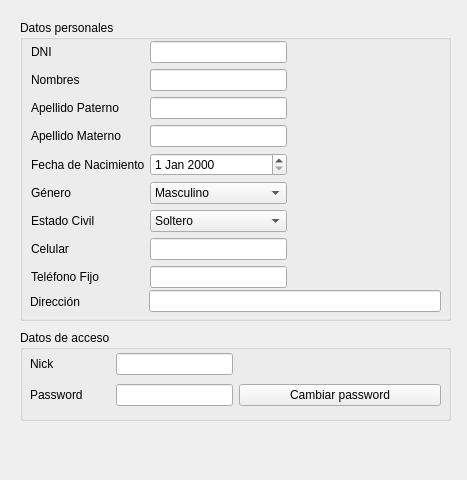
Qt form ManagerM/ui_edit_personalinformation.ui (janfranco27/TheProyect) before a commit.
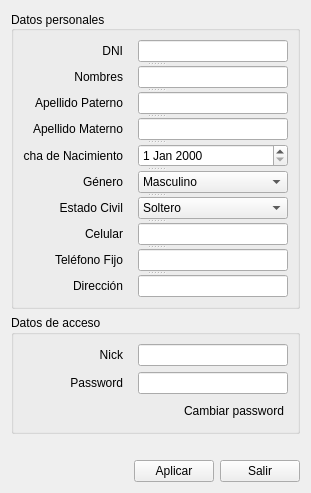
The same form after that commit. Icons and pictures are not drawn.

```diff
--- a/ManagerM/ui_edit_personalinformation.ui
+++ b/ManagerM/ui_edit_personalinformation.ui
@@ -6,253 +6,90 @@
    <rect>
     <x>0</x>
     <y>0</y>
-    <width>467</width>
-    <height>480</height>
+    <width>305</width>
+    <height>466</height>
    </rect>
   </property>
+  <property name="font">
+   <font>
+    <family>Segoe UI</family>
+   </font>
+  </property>
   <property name="windowTitle">
    <string>Información Personal</string>
   </property>
-  <widget class="QPushButton" name="pushButton_save">
-   <property name="geometry">
-    <rect>
-     <x>369</x>
-     <y>440</y>
-     <width>35</width>
-     <height>31</height>
-    </rect>
-   </property>
-   <property name="toolTip">
-    <string>Guardar</string>
-   </property>
-   <property name="text">
-    <string/>
-   </property>
-   <property name="icon">
+  <property name="windowIcon">
     <iconset resource="Icons.qrc">
-     <normaloff>:/Iconos/Iconos/save.png</normaloff>:/Iconos/Iconos/save.png</iconset>
-   </property>
-   <property name="iconSize">
-    <size>
-     <width>23</width>
-     <height>23</height>
-    </size>
-   </property>
-   <property name="shortcut">
-    <string/>
-   </property>
-   <property name="default">
-    <bool>false</bool>
-   </property>
-   <property name="flat">
-    <bool>true</bool>
-   </property>
-  </widget>
-  <widget class="QPushButton" name="pushButton_cancel">
-   <property name="geometry">
-    <rect>
-     <x>410</x>
-     <y>440</y>
-     <width>35</width>
-     <height>31</height>
-    </rect>
-   </property>
-   <property name="toolTip">
-    <string>Cancelar</string>
-   </property>
-   <property name="text">
-    <string/>
-   </property>
-   <property name="icon">
-    <iconset resource="Icons.qrc">
-     <normaloff>:/Iconos/Iconos/trash.png</normaloff>:/Iconos/Iconos/trash.png</iconset>
-   </property>
-   <property name="iconSize">
-    <size>
-     <width>23</width>
-     <height>23</height>
-    </size>
-   </property>
-   <property name="flat">
-    <bool>true</bool>
-   </property>
-  </widget>
-  <widget class="QGroupBox" name="groupBox">
-   <property name="geometry">
-    <rect>
-     <x>20</x>
-     <y>330</y>
-     <width>431</width>
-     <height>91</height>
-    </rect>
-   </property>
-   <property name="title">
-    <string>Datos de acceso</string>
-   </property>
-   <widget class="QWidget" name="layoutWidget">
-    <property name="geometry">
-     <rect>
-      <x>10</x>
-      <y>20</y>
-      <width>411</width>
-      <height>61</height>
-     </rect>
-    </property>
-    <layout class="QGridLayout" name="gridLayout">
+    <normaloff>:/Iconos/Iconos/Personal.png</normaloff>:/Iconos/Iconos/Personal.png</iconset>
+  </property>
+  <layout class="QGridLayout" name="gridLayout_3">
      <item row="0" column="0">
-      <layout class="QHBoxLayout" name="horizontalLayout_2">
-       <item>
-        <widget class="QLabel" name="label_6">
-         <property name="minimumSize">
-          <size>
-           <width>80</width>
-           <height>0</height>
-          </size>
-         </property>
-         <property name="text">
-          <string>Nick</string>
-         </property>
-        </widget>
-       </item>
-       <item>
-        <widget class="QLineEdit" name="lineEdit_nick1">
-         <property name="minimumSize">
-          <size>
-           <width>90</width>
-           <height>0</height>
-          </size>
-         </property>
-        </widget>
-       </item>
-      </layout>
-     </item>
-     <item row="1" column="0">
-      <layout class="QHBoxLayout" name="horizontalLayout">
-       <item>
-        <widget class="QLabel" name="label_8">
-         <property name="minimumSize">
-          <size>
-           <width>80</width>
-           <height>0</height>
-          </size>
-         </property>
-         <property name="text">
-          <string>Password</string>
-         </property>
-        </widget>
-       </item>
-       <item>
-        <widget class="QLineEdit" name="lineEdit_pass1">
-         <property name="minimumSize">
-          <size>
-           <width>90</width>
-           <height>0</height>
-          </size>
-         </property>
-        </widget>
-       </item>
-      </layout>
-     </item>
-     <item row="1" column="1">
-      <widget class="QPushButton" name="pushButton_change">
-       <property name="text">
-        <string>Cambiar password</string>
-       </property>
-      </widget>
-     </item>
-     <item row="0" column="1">
-      <spacer name="horizontalSpacer">
-       <property name="orientation">
-        <enum>Qt::Horizontal</enum>
-       </property>
-       <property name="sizeHint" stdset="0">
-        <size>
-         <width>40</width>
-         <height>20</height>
-        </size>
-       </property>
-      </spacer>
-     </item>
-    </layout>
-   </widget>
-  </widget>
   <widget class="QGroupBox" name="groupBox_2">
-   <property name="geometry">
-    <rect>
-     <x>20</x>
-     <y>20</y>
-     <width>431</width>
-     <height>301</height>
-    </rect>
+     <property name="font">
+      <font>
+       <weight>50</weight>
+       <bold>false</bold>
+      </font>
    </property>
    <property name="title">
     <string>Datos personales</string>
    </property>
-   <widget class="QWidget" name="layoutWidget_25">
-    <property name="geometry">
-     <rect>
-      <x>10</x>
-      <y>270</y>
-      <width>411</width>
-      <height>23</height>
-     </rect>
-    </property>
-    <layout class="QHBoxLayout" name="horizontalLayout_24">
-     <item>
-      <widget class="QLabel" name="label_23">
-       <property name="minimumSize">
-        <size>
-         <width>113</width>
-         <height>0</height>
-        </size>
-       </property>
-       <property name="text">
-        <string>Dirección</string>
-       </property>
-      </widget>
-     </item>
-     <item>
-      <widget class="QLineEdit" name="lineEdit_direccion">
-       <property name="text">
-        <string/>
-       </property>
-      </widget>
-     </item>
-    </layout>
-   </widget>
-   <widget class="QWidget" name="layoutWidget">
-    <property name="geometry">
-     <rect>
-      <x>11</x>
-      <y>21</y>
-      <width>256</width>
-      <height>248</height>
-     </rect>
-    </property>
-    <layout class="QVBoxLayout" name="verticalLayout">
-     <item>
-      <layout class="QHBoxLayout" name="horizontalLayout_21">
+     <property name="alignment">
+      <set>Qt::AlignLeading|Qt::AlignLeft|Qt::AlignVCenter</set>
+     </property>
+     <property name="flat">
+      <bool>false</bool>
+     </property>
+     <property name="checkable">
+      <bool>false</bool>
+     </property>
+     <layout class="QGridLayout" name="gridLayout_2">
+      <item row="0" column="0">
+       <widget class="QSplitter" name="splitter">
+        <property name="orientation">
+         <enum>Qt::Vertical</enum>
+        </property>
+        <widget class="QWidget" name="">
+         <layout class="QHBoxLayout" name="horizontalLayout_3">
+          <property name="spacing">
+           <number>15</number>
+          </property>
        <item>
         <widget class="QLabel" name="label_20">
          <property name="minimumSize">
           <size>
-           <width>113</width>
+              <width>100</width>
            <height>0</height>
           </size>
          </property>
+            <property name="maximumSize">
+             <size>
+              <width>100</width>
+              <height>16777215</height>
+             </size>
+            </property>
          <property name="text">
           <string>DNI</string>
          </property>
+            <property name="alignment">
+             <set>Qt::AlignRight|Qt::AlignTrailing|Qt::AlignVCenter</set>
+            </property>
         </widget>
        </item>
        <item>
         <widget class="QLineEdit" name="lineEdit_dni">
          <property name="minimumSize">
           <size>
-           <width>100</width>
+              <width>150</width>
            <height>0</height>
           </size>
          </property>
+            <property name="maximumSize">
+             <size>
+              <width>150</width>
+              <height>16777215</height>
+             </size>
+            </property>
          <property name="inputMask">
           <string/>
          </property>
@@ -265,134 +102,237 @@
         </widget>
        </item>
       </layout>
-     </item>
-     <item>
-      <layout class="QHBoxLayout" name="horizontalLayout_23">
+        </widget>
+        <widget class="QWidget" name="">
+         <layout class="QHBoxLayout" name="horizontalLayout_4">
+          <property name="spacing">
+           <number>15</number>
+          </property>
        <item>
         <widget class="QLabel" name="label_22">
          <property name="minimumSize">
           <size>
-           <width>113</width>
+              <width>100</width>
            <height>0</height>
           </size>
          </property>
+            <property name="maximumSize">
+             <size>
+              <width>100</width>
+              <height>16777215</height>
+             </size>
+            </property>
          <property name="text">
           <string>Nombres</string>
          </property>
+            <property name="alignment">
+             <set>Qt::AlignRight|Qt::AlignTrailing|Qt::AlignVCenter</set>
+            </property>
         </widget>
        </item>
        <item>
         <widget class="QLineEdit" name="lineEdit_nombres">
+            <property name="minimumSize">
+             <size>
+              <width>150</width>
+              <height>0</height>
+             </size>
+            </property>
+            <property name="maximumSize">
+             <size>
+              <width>150</width>
+              <height>16777215</height>
+             </size>
+            </property>
          <property name="text">
           <string/>
          </property>
         </widget>
        </item>
       </layout>
-     </item>
-     <item>
-      <layout class="QHBoxLayout" name="horizontalLayout_19">
+        </widget>
+        <widget class="QWidget" name="">
+         <layout class="QHBoxLayout" name="horizontalLayout_5">
+          <property name="spacing">
+           <number>15</number>
+          </property>
        <item>
         <widget class="QLabel" name="label_18">
          <property name="minimumSize">
           <size>
-           <width>113</width>
+              <width>100</width>
            <height>0</height>
           </size>
          </property>
+            <property name="maximumSize">
+             <size>
+              <width>100</width>
+              <height>16777215</height>
+             </size>
+            </property>
          <property name="text">
           <string>Apellido Paterno</string>
          </property>
+            <property name="alignment">
+             <set>Qt::AlignRight|Qt::AlignTrailing|Qt::AlignVCenter</set>
+            </property>
         </widget>
        </item>
        <item>
         <widget class="QLineEdit" name="lineEdit_apPaterno">
+            <property name="minimumSize">
+             <size>
+              <width>150</width>
+              <height>0</height>
+             </size>
+            </property>
+            <property name="maximumSize">
+             <size>
+              <width>150</width>
+              <height>16777215</height>
+             </size>
+            </property>
          <property name="text">
           <string/>
          </property>
         </widget>
        </item>
       </layout>
-     </item>
-     <item>
-      <layout class="QHBoxLayout" name="horizontalLayout_26">
+        </widget>
+        <widget class="QWidget" name="">
+         <layout class="QHBoxLayout" name="horizontalLayout_6">
+          <property name="spacing">
+           <number>15</number>
+          </property>
        <item>
         <widget class="QLabel" name="label_25">
          <property name="minimumSize">
           <size>
-           <width>113</width>
+              <width>100</width>
            <height>0</height>
           </size>
          </property>
+            <property name="maximumSize">
+             <size>
+              <width>100</width>
+              <height>16777215</height>
+             </size>
+            </property>
          <property name="text">
           <string>Apellido Materno</string>
          </property>
+            <property name="alignment">
+             <set>Qt::AlignRight|Qt::AlignTrailing|Qt::AlignVCenter</set>
+            </property>
         </widget>
        </item>
        <item>
         <widget class="QLineEdit" name="lineEdit_apMaterno">
+            <property name="minimumSize">
+             <size>
+              <width>150</width>
+              <height>0</height>
+             </size>
+            </property>
+            <property name="maximumSize">
+             <size>
+              <width>150</width>
+              <height>16777215</height>
+             </size>
+            </property>
          <property name="text">
           <string/>
          </property>
         </widget>
        </item>
       </layout>
-     </item>
-     <item>
-      <layout class="QHBoxLayout" name="horizontalLayout_5">
+        </widget>
+        <widget class="QWidget" name="">
+         <layout class="QHBoxLayout" name="horizontalLayout_7">
+          <property name="spacing">
+           <number>15</number>
+          </property>
        <item>
         <widget class="QLabel" name="label_24">
          <property name="minimumSize">
           <size>
-           <width>113</width>
+              <width>100</width>
            <height>0</height>
           </size>
          </property>
          <property name="maximumSize">
           <size>
-           <width>113</width>
+              <width>100</width>
            <height>16777215</height>
           </size>
          </property>
          <property name="text">
           <string>Fecha de Nacimiento</string>
          </property>
+            <property name="alignment">
+             <set>Qt::AlignRight|Qt::AlignTrailing|Qt::AlignVCenter</set>
+            </property>
         </widget>
        </item>
        <item>
-        <widget class="QDateEdit" name="dateEdit_nacimiento"/>
-       </item>
-      </layout>
-     </item>
-     <item>
-      <layout class="QHBoxLayout" name="horizontalLayout_6">
+           <widget class="QDateEdit" name="dateEdit_nacimiento">
+            <property name="minimumSize">
+             <size>
+              <width>150</width>
+              <height>0</height>
+             </size>
+            </property>
+            <property name="maximumSize">
+             <size>
+              <width>150</width>
+              <height>16777215</height>
+             </size>
+            </property>
+           </widget>
+          </item>
+         </layout>
+        </widget>
+        <widget class="QWidget" name="">
+         <layout class="QHBoxLayout" name="horizontalLayout_8">
+          <property name="spacing">
+           <number>15</number>
+          </property>
        <item>
         <widget class="QLabel" name="label_27">
          <property name="minimumSize">
           <size>
-           <width>113</width>
+              <width>100</width>
            <height>0</height>
           </size>
          </property>
          <property name="maximumSize">
           <size>
-           <width>113</width>
+              <width>100</width>
            <height>16777215</height>
           </size>
          </property>
          <property name="text">
           <string>Género</string>
          </property>
+            <property name="alignment">
+             <set>Qt::AlignRight|Qt::AlignTrailing|Qt::AlignVCenter</set>
+            </property>
         </widget>
        </item>
        <item>
         <widget class="QComboBox" name="comboBox_genero">
          <property name="minimumSize">
           <size>
-           <width>120</width>
+              <width>150</width>
            <height>0</height>
           </size>
          </property>
+            <property name="maximumSize">
+             <size>
+              <width>150</width>
+              <height>16777215</height>
+             </size>
+            </property>
          <item>
           <property name="text">
            <string>Masculino</string>
@@ -406,36 +346,48 @@
         </widget>
        </item>
       </layout>
-     </item>
-     <item>
-      <layout class="QHBoxLayout" name="horizontalLayout_7">
+        </widget>
+        <widget class="QWidget" name="">
+         <layout class="QHBoxLayout" name="horizontalLayout_9">
+          <property name="spacing">
+           <number>15</number>
+          </property>
        <item>
         <widget class="QLabel" name="label_21">
          <property name="minimumSize">
           <size>
-           <width>113</width>
+              <width>100</width>
            <height>0</height>
           </size>
          </property>
          <property name="maximumSize">
           <size>
-           <width>113</width>
+              <width>100</width>
            <height>16777215</height>
           </size>
          </property>
          <property name="text">
           <string>Estado Civil</string>
          </property>
+            <property name="alignment">
+             <set>Qt::AlignRight|Qt::AlignTrailing|Qt::AlignVCenter</set>
+            </property>
         </widget>
        </item>
        <item>
         <widget class="QComboBox" name="comboBox_estCivil">
          <property name="minimumSize">
           <size>
-           <width>120</width>
+              <width>150</width>
            <height>0</height>
           </size>
          </property>
+            <property name="maximumSize">
+             <size>
+              <width>150</width>
+              <height>16777215</height>
+             </size>
+            </property>
          <item>
           <property name="text">
            <string>Soltero</string>
@@ -459,24 +411,48 @@
         </widget>
        </item>
       </layout>
-     </item>
-     <item>
-      <layout class="QHBoxLayout" name="horizontalLayout_18">
+        </widget>
+        <widget class="QWidget" name="">
+         <layout class="QHBoxLayout" name="horizontalLayout_10">
+          <property name="spacing">
+           <number>15</number>
+          </property>
        <item>
         <widget class="QLabel" name="label_15">
          <property name="minimumSize">
           <size>
-           <width>113</width>
+              <width>100</width>
            <height>0</height>
           </size>
          </property>
+            <property name="maximumSize">
+             <size>
+              <width>100</width>
+              <height>16777215</height>
+             </size>
+            </property>
          <property name="text">
           <string>Celular</string>
          </property>
+            <property name="alignment">
+             <set>Qt::AlignRight|Qt::AlignTrailing|Qt::AlignVCenter</set>
+            </property>
         </widget>
        </item>
        <item>
         <widget class="QLineEdit" name="lineEdit_celular">
+            <property name="minimumSize">
+             <size>
+              <width>150</width>
+              <height>0</height>
+             </size>
+            </property>
+            <property name="maximumSize">
+             <size>
+              <width>150</width>
+              <height>16777215</height>
+             </size>
+            </property>
          <property name="inputMask">
           <string/>
          </property>
@@ -489,24 +465,48 @@
         </widget>
        </item>
       </layout>
-     </item>
-     <item>
-      <layout class="QHBoxLayout" name="horizontalLayout_17">
+        </widget>
+        <widget class="QWidget" name="">
+         <layout class="QHBoxLayout" name="horizontalLayout_11">
+          <property name="spacing">
+           <number>15</number>
+          </property>
        <item>
         <widget class="QLabel" name="label_14">
          <property name="minimumSize">
           <size>
-           <width>113</width>
+              <width>100</width>
            <height>0</height>
           </size>
          </property>
+            <property name="maximumSize">
+             <size>
+              <width>100</width>
+              <height>16777215</height>
+             </size>
+            </property>
          <property name="text">
           <string>Teléfono Fijo</string>
          </property>
+            <property name="alignment">
+             <set>Qt::AlignRight|Qt::AlignTrailing|Qt::AlignVCenter</set>
+            </property>
         </widget>
        </item>
        <item>
         <widget class="QLineEdit" name="lineEdit_telefonoFijo">
+            <property name="minimumSize">
+             <size>
+              <width>150</width>
+              <height>0</height>
+             </size>
+            </property>
+            <property name="maximumSize">
+             <size>
+              <width>150</width>
+              <height>16777215</height>
+             </size>
+            </property>
          <property name="inputMask">
           <string/>
          </property>
@@ -519,10 +519,267 @@
         </widget>
        </item>
       </layout>
-     </item>
+        </widget>
+        <widget class="QWidget" name="">
+         <layout class="QHBoxLayout" name="horizontalLayout_12">
+          <property name="spacing">
+           <number>15</number>
+          </property>
+          <item>
+           <widget class="QLabel" name="label_23">
+            <property name="minimumSize">
+             <size>
+              <width>100</width>
+              <height>0</height>
+             </size>
+            </property>
+            <property name="maximumSize">
+             <size>
+              <width>100</width>
+              <height>16777215</height>
+             </size>
+            </property>
+            <property name="text">
+             <string>Dirección</string>
+            </property>
+            <property name="alignment">
+             <set>Qt::AlignRight|Qt::AlignTrailing|Qt::AlignVCenter</set>
+            </property>
+           </widget>
+          </item>
+          <item>
+           <widget class="QLineEdit" name="lineEdit_direccion">
+            <property name="minimumSize">
+             <size>
+              <width>150</width>
+              <height>0</height>
+             </size>
+            </property>
+            <property name="maximumSize">
+             <size>
+              <width>150</width>
+              <height>16777215</height>
+             </size>
+            </property>
+            <property name="text">
+             <string/>
+            </property>
+           </widget>
+          </item>
     </layout>
    </widget>
   </widget>
+      </item>
+     </layout>
+    </widget>
+   </item>
+   <item row="1" column="0">
+    <widget class="QGroupBox" name="groupBox">
+     <property name="title">
+      <string>Datos de acceso</string>
+     </property>
+     <layout class="QGridLayout" name="gridLayout">
+      <item row="0" column="0" colspan="2">
+       <layout class="QHBoxLayout" name="horizontalLayout_2">
+        <property name="spacing">
+         <number>15</number>
+        </property>
+        <item>
+         <widget class="QLabel" name="label_6">
+          <property name="minimumSize">
+           <size>
+            <width>100</width>
+            <height>0</height>
+           </size>
+          </property>
+          <property name="maximumSize">
+           <size>
+            <width>100</width>
+            <height>16777215</height>
+           </size>
+          </property>
+          <property name="text">
+           <string>Nick</string>
+          </property>
+          <property name="alignment">
+           <set>Qt::AlignRight|Qt::AlignTrailing|Qt::AlignVCenter</set>
+          </property>
+         </widget>
+        </item>
+        <item>
+         <widget class="QLineEdit" name="lineEdit_nick1">
+          <property name="minimumSize">
+           <size>
+            <width>150</width>
+            <height>0</height>
+           </size>
+          </property>
+          <property name="maximumSize">
+           <size>
+            <width>150</width>
+            <height>16777215</height>
+           </size>
+          </property>
+         </widget>
+        </item>
+       </layout>
+      </item>
+      <item row="1" column="0" colspan="2">
+       <layout class="QHBoxLayout" name="horizontalLayout">
+        <property name="spacing">
+         <number>15</number>
+        </property>
+        <item>
+         <widget class="QLabel" name="label_8">
+          <property name="minimumSize">
+           <size>
+            <width>100</width>
+            <height>0</height>
+           </size>
+          </property>
+          <property name="maximumSize">
+           <size>
+            <width>100</width>
+            <height>16777215</height>
+           </size>
+          </property>
+          <property name="text">
+           <string>Password</string>
+          </property>
+          <property name="alignment">
+           <set>Qt::AlignRight|Qt::AlignTrailing|Qt::AlignVCenter</set>
+          </property>
+         </widget>
+        </item>
+        <item>
+         <widget class="QLineEdit" name="lineEdit_pass1">
+          <property name="minimumSize">
+           <size>
+            <width>150</width>
+            <height>0</height>
+           </size>
+          </property>
+          <property name="maximumSize">
+           <size>
+            <width>150</width>
+            <height>16777215</height>
+           </size>
+          </property>
+         </widget>
+        </item>
+       </layout>
+      </item>
+      <item row="2" column="0">
+       <spacer name="horizontalSpacer">
+        <property name="orientation">
+         <enum>Qt::Horizontal</enum>
+        </property>
+        <property name="sizeHint" stdset="0">
+         <size>
+          <width>135</width>
+          <height>20</height>
+         </size>
+        </property>
+       </spacer>
+      </item>
+      <item row="2" column="1">
+       <widget class="QPushButton" name="pushButton_change">
+        <property name="text">
+         <string>Cambiar password</string>
+        </property>
+        <property name="icon">
+         <iconset resource="Icons.qrc">
+          <normaloff>:/Iconos/Iconos/playback_reload.png</normaloff>:/Iconos/Iconos/playback_reload.png</iconset>
+        </property>
+        <property name="flat">
+         <bool>true</bool>
+        </property>
+       </widget>
+      </item>
+     </layout>
+     <zorder>layoutWidget</zorder>
+     <zorder>groupBox_2</zorder>
+     <zorder>horizontalSpacer</zorder>
+    </widget>
+   </item>
+   <item row="3" column="0">
+    <layout class="QHBoxLayout" name="horizontalLayout_13">
+     <item>
+      <spacer name="horizontalSpacer_2">
+       <property name="orientation">
+        <enum>Qt::Horizontal</enum>
+       </property>
+       <property name="sizeHint" stdset="0">
+        <size>
+         <width>40</width>
+         <height>20</height>
+        </size>
+       </property>
+      </spacer>
+     </item>
+     <item>
+      <widget class="QPushButton" name="pushButton_save">
+       <property name="toolTip">
+        <string>Guardar</string>
+       </property>
+       <property name="text">
+        <string>Aplicar</string>
+       </property>
+       <property name="iconSize">
+        <size>
+         <width>23</width>
+         <height>23</height>
+        </size>
+       </property>
+       <property name="shortcut">
+        <string/>
+       </property>
+       <property name="default">
+        <bool>false</bool>
+       </property>
+       <property name="flat">
+        <bool>false</bool>
+       </property>
+      </widget>
+     </item>
+     <item>
+      <widget class="QPushButton" name="pushButton_cancel">
+       <property name="toolTip">
+        <string>Cancelar</string>
+       </property>
+       <property name="text">
+        <string>Salir</string>
+       </property>
+       <property name="iconSize">
+        <size>
+         <width>23</width>
+         <height>23</height>
+        </size>
+       </property>
+       <property name="flat">
+        <bool>false</bool>
+       </property>
+      </widget>
+     </item>
+    </layout>
+   </item>
+   <item row="2" column="0">
+    <spacer name="verticalSpacer">
+     <property name="orientation">
+      <enum>Qt::Vertical</enum>
+     </property>
+     <property name="sizeType">
+      <enum>QSizePolicy::Fixed</enum>
+     </property>
+     <property name="sizeHint" stdset="0">
+      <size>
+       <width>20</width>
+       <height>20</height>
+      </size>
+     </property>
+    </spacer>
+   </item>
+  </layout>
  </widget>
  <tabstops>
   <tabstop>lineEdit_dni</tabstop>
```
Lines whose indentation alone changed are shown as unchanged.
